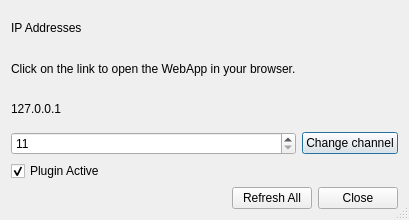
dresden-elektronik/deconz-rest-plugin, file de_web_widget.ui: the form before one commit.
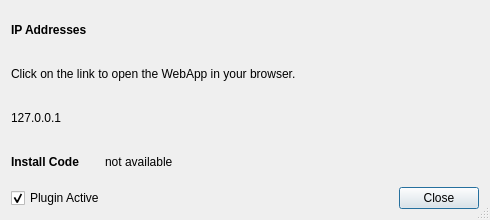
The form after the commit.

Commit message: Cleanup REST API plugin widget and display install code

Patch:
```diff
--- a/de_web_widget.ui
+++ b/de_web_widget.ui
@@ -6,7 +6,7 @@
    <rect>
     <x>0</x>
     <y>0</y>
-    <width>349</width>
+    <width>490</width>
     <height>220</height>
    </rect>
   </property>
@@ -16,40 +16,102 @@
   <property name="sizeGripEnabled">
    <bool>true</bool>
   </property>
-  <layout class="QGridLayout" name="gridLayout">
-   <item row="0" column="0">
+  <layout class="QVBoxLayout" name="verticalLayout">
+   <item>
     <widget class="QLabel" name="label">
+     <property name="font">
+      <font>
+       <weight>75</weight>
+       <bold>true</bold>
+      </font>
+     </property>
      <property name="text">
       <string>IP Addresses</string>
      </property>
     </widget>
    </item>
-   <item row="2" column="0">
+   <item>
+    <widget class="QLabel" name="label_2">
+     <property name="text">
+      <string>Click on the link to open the WebApp in your browser.</string>
+     </property>
+    </widget>
+   </item>
+   <item>
     <widget class="QLabel" name="ipAddressesLabel">
      <property name="text">
       <string>127.0.0.1</string>
      </property>
-    </widget>
-   </item>
-   <item row="3" column="0">
-    <widget class="QSpinBox" name="channelSpinBox">
-     <property name="minimum">
-      <number>11</number>
+     <property name="margin">
+      <number>16</number>
      </property>
-     <property name="maximum">
-      <number>25</number>
-     </property>
     </widget>
    </item>
-   <item row="3" column="1">
-    <widget class="QPushButton" name="changeChannelButton">
-     <property name="text">
-      <string>Change channel</string>
-     </property>
-    </widget>
+   <item>
+    <layout class="QHBoxLayout" name="horizontalLayout_2" stretch="0,0,0,0">
+     <item>
+      <widget class="QLabel" name="label_4">
+       <property name="font">
+        <font>
+         <weight>75</weight>
+         <bold>true</bold>
+        </font>
+       </property>
+       <property name="text">
+        <string>Install Code</string>
+       </property>
+      </widget>
+     </item>
+     <item>
+      <spacer name="horizontalSpacer_3">
+       <property name="orientation">
+        <enum>Qt::Horizontal</enum>
+       </property>
+       <property name="sizeType">
+        <enum>QSizePolicy::Minimum</enum>
+       </property>
+       <property name="sizeHint" stdset="0">
+        <size>
+         <width>20</width>
+         <height>20</height>
+        </size>
+       </property>
+      </spacer>
+     </item>
+     <item>
+      <widget class="QLabel" name="labelInstallCode">
+       <property name="text">
+        <string>not available</string>
+       </property>
+      </widget>
+     </item>
+     <item>
+      <spacer name="horizontalSpacer">
+       <property name="orientation">
+        <enum>Qt::Horizontal</enum>
+       </property>
+       <property name="sizeHint" stdset="0">
+        <size>
+         <width>40</width>
+         <height>20</height>
+        </size>
+       </property>
+      </spacer>
+     </item>
+    </layout>
    </item>
-   <item row="5" column="0" colspan="2">
+   <item>
     <layout class="QHBoxLayout" name="horizontalLayout">
+     <item>
+      <widget class="QCheckBox" name="pluginActiveCheckBox">
+       <property name="text">
+        <string>Plugin Active</string>
+       </property>
+       <property name="checked">
+        <bool>true</bool>
+       </property>
+      </widget>
+     </item>
      <item>
       <spacer name="horizontalSpacer_2">
        <property name="orientation">
@@ -63,13 +125,6 @@
        </property>
       </spacer>
      </item>
-     <item>
-      <widget class="QPushButton" name="refreshAllButton">
-       <property name="text">
-        <string>Refresh All</string>
-       </property>
-      </widget>
-     </item>
      <item>
       <widget class="QPushButton" name="closeButton">
        <property name="text">
@@ -79,23 +134,6 @@
      </item>
     </layout>
    </item>
-   <item row="4" column="0">
-    <widget class="QCheckBox" name="pluginActiveCheckBox">
-     <property name="text">
-      <string>Plugin Active</string>
-     </property>
-     <property name="checked">
-      <bool>true</bool>
-     </property>
-    </widget>
-   </item>
-   <item row="1" column="0">
-    <widget class="QLabel" name="label_2">
-     <property name="text">
-      <string>Click on the link to open the WebApp in your browser.</string>
-     </property>
-    </widget>
-   </item>
   </layout>
  </widget>
  <resources/>
```
Left out of the diff: 2 changed lines with no effect on the pictures. The commit also changes 3 other files.
